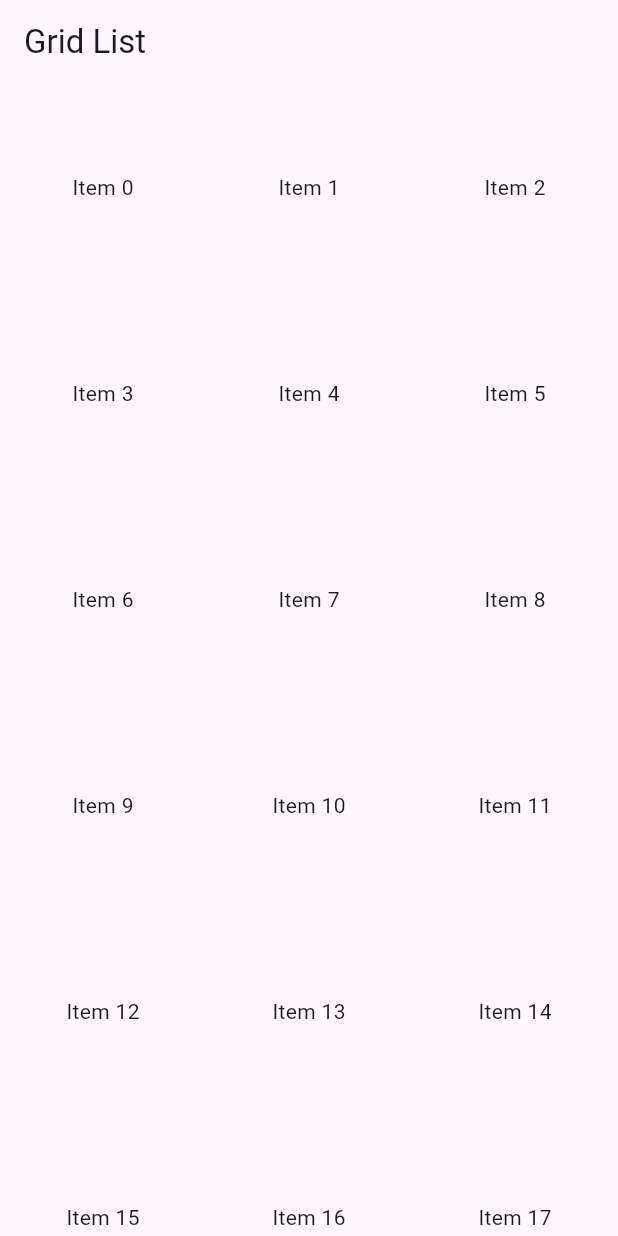
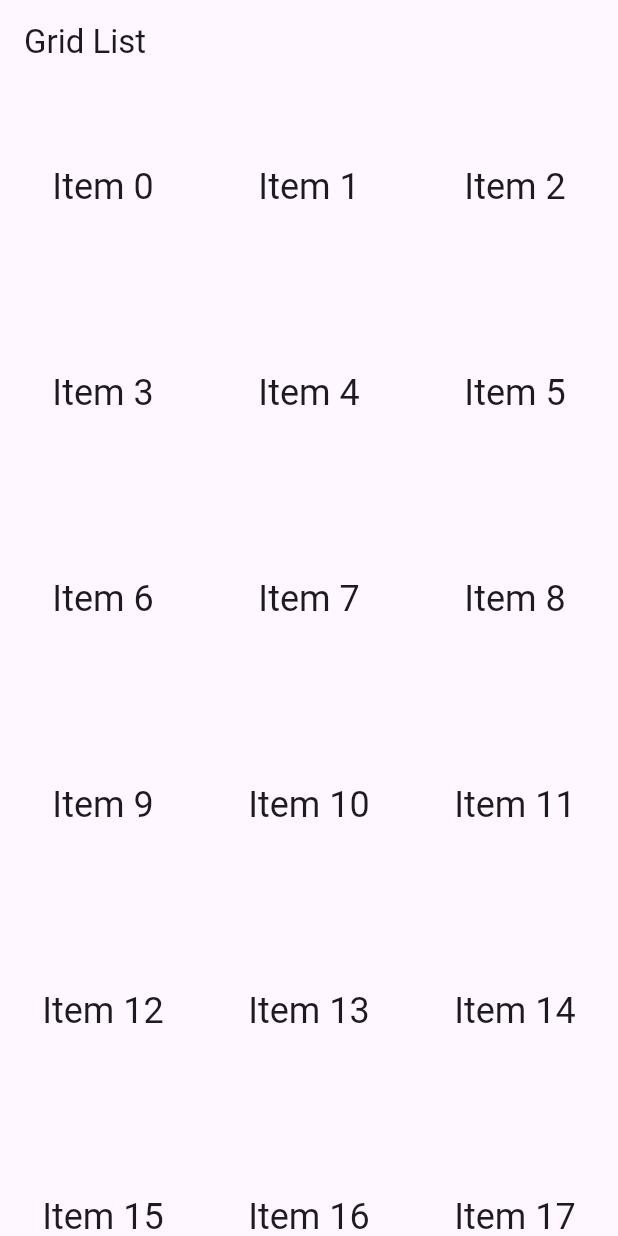
Before and after one commit to Yuslash/JourneyOfLevel-2, a Flutter app: the screen it shows after launch, on a phone screen of 412 x 824 dp. Run offline on Flutter 3.47's test engine with Material 3 defaults, Android fonts, the phone set to English and light mode, and no system bars.

Commit message:
added the style

```diff
--- a/Create a grid view/project/lib/main.dart
+++ b/Create a grid view/project/lib/main.dart
@@ -23,7 +23,8 @@ class MyApp extends StatelessWidget {
         body: GridView.count(crossAxisCount: 3,
         children: List.generate(100, (index) {
           return Center(
-            child: Text("Item ${index}"),
+            child: Text("Item $index",
+            style: Theme.of(context).textTheme.headlineSmall,),
           );
         })),
       ),
```
